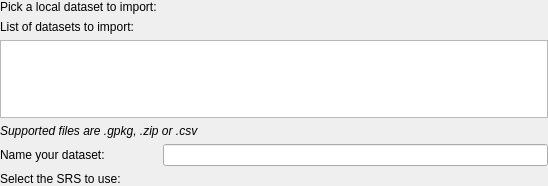
The window that geoplateforme/gui/upload_creation/wdg_upload_creation.ui (JulesGrillot/plugin-qgis-geoplateforme) describes before a commit, drawn with Qt 5.
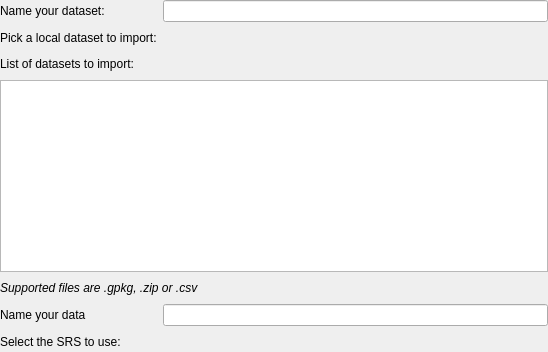
The same window after the commit. Custom widgets are drawn as their Qt base class.

Commit message: feature(dashboard): add button to create a new dataset or add data to existing dataset

What changed in the file:
```diff
--- a/geoplateforme/gui/upload_creation/wdg_upload_creation.ui
+++ b/geoplateforme/gui/upload_creation/wdg_upload_creation.ui
@@ -7,7 +7,7 @@
     <x>0</x>
     <y>0</y>
     <width>548</width>
-    <height>186</height>
+    <height>352</height>
    </rect>
   </property>
   <property name="windowTitle">
@@ -26,33 +26,59 @@
    <property name="bottomMargin">
     <number>0</number>
    </property>
-   <item row="6" column="1">
-    <widget class="QgsProjectionSelectionWidget" name="psw_projection"/>
-   </item>
-   <item row="2" column="0" rowspan="2" colspan="2">
-    <widget class="QTreeView" name="trv_upload_files"/>
-   </item>
-   <item row="5" column="1">
-    <widget class="QLineEdit" name="lne_data">
-     <property name="enabled">
-      <bool>true</bool>
+   <item row="6" column="0" colspan="2">
+    <widget class="QLabel" name="lbl_supported_files">
+     <property name="font">
+      <font>
+       <italic>true</italic>
+      </font>
      </property>
-     <property name="inputMethodHints">
-      <set>Qt::ImhLatinOnly|Qt::ImhUrlCharactersOnly</set>
+     <property name="text">
+      <string>Supported files are .gpkg, .zip or .csv</string>
      </property>
-     <property name="dragEnabled">
-      <bool>true</bool>
+    </widget>
+   </item>
+   <item row="9" column="0">
+    <widget class="QLabel" name="lne_projection">
+     <property name="text">
+      <string>Select the SRS to use:</string>
      </property>
     </widget>
    </item>
-   <item row="0" column="0">
+   <item row="1" column="0">
     <widget class="QLabel" name="lbl_files_put">
      <property name="text">
       <string>Pick a local dataset to import:</string>
      </property>
     </widget>
    </item>
+   <item row="9" column="1">
+    <widget class="QgsProjectionSelectionWidget" name="psw_projection"/>
+   </item>
+   <item row="0" column="0">
+    <widget class="QLabel" name="lbl_data">
+     <property name="text">
+      <string>Name your dataset:</string>
+     </property>
+    </widget>
+   </item>
    <item row="0" column="1">
+    <widget class="QLineEdit" name="lne_dataset">
+     <property name="enabled">
+      <bool>true</bool>
+     </property>
+     <property name="inputMethodHints">
+      <set>Qt::ImhLatinOnly|Qt::ImhUrlCharactersOnly</set>
+     </property>
+     <property name="dragEnabled">
+      <bool>true</bool>
+     </property>
+    </widget>
+   </item>
+   <item row="4" column="0" rowspan="2" colspan="2">
+    <widget class="QTreeView" name="trv_upload_files"/>
+   </item>
+   <item row="1" column="1">
     <widget class="QgsFileWidget" name="flw_files_put">
      <property name="enabled">
       <bool>true</bool>
@@ -62,38 +88,22 @@
      </property>
     </widget>
    </item>
-   <item row="6" column="0">
-    <widget class="QLabel" name="lne_projection">
-     <property name="text">
-      <string>Select the SRS to use:</string>
-     </property>
-    </widget>
-   </item>
-   <item row="1" column="0" colspan="2">
+   <item row="3" column="0" colspan="2">
     <widget class="QLabel" name="lbl_files_summary">
      <property name="text">
       <string>List of datasets to import:</string>
      </property>
     </widget>
    </item>
-   <item row="5" column="0">
-    <widget class="QLabel" name="lbl_data">
+   <item row="8" column="0">
+    <widget class="QLabel" name="label">
      <property name="text">
-      <string>Name your dataset:</string>
+      <string>Name your data</string>
      </property>
     </widget>
    </item>
-   <item row="4" column="0" colspan="2">
-    <widget class="QLabel" name="lbl_supported_files">
-     <property name="font">
-      <font>
-       <italic>true</italic>
-      </font>
-     </property>
-     <property name="text">
-      <string>Supported files are .gpkg, .zip or .csv</string>
-     </property>
-    </widget>
+   <item row="8" column="1">
+    <widget class="QLineEdit" name="lne_data"/>
    </item>
   </layout>
  </widget>
```
The commit also changes 8 other files.
